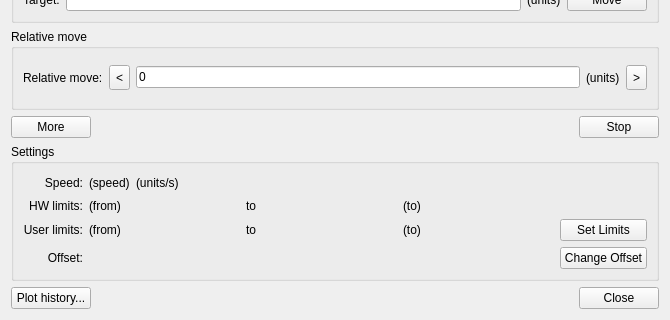
Before: the Qt Designer form nicos_ess/gui/panels/ui_files/motor.ui in ess-dmsc/nicos, drawn with Qt 5; both pictures show x 0 to 670 and y 159 to 479 of the 670 by 479 pixel window.
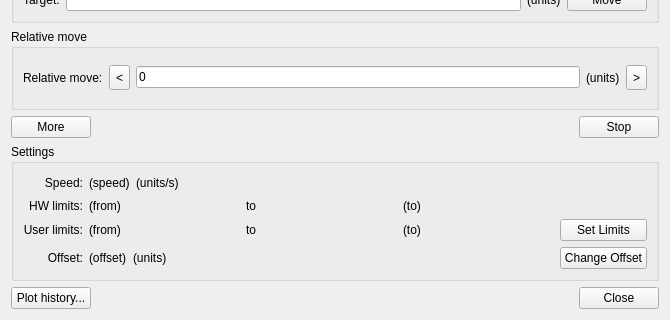
After: the same form once the commit is applied. Icons and pictures are not drawn. Custom widgets are drawn as their Qt base class.

Commit message: add units to offset

What changed in the file:
```diff
--- a/nicos_ess/gui/panels/ui_files/motor.ui
+++ b/nicos_ess/gui/panels/ui_files/motor.ui
@@ -428,11 +428,35 @@
          </layout>
         </item>
         <item row="3" column="2">
+         <layout class="QHBoxLayout" name="horizontalLayout_8">
+          <item>
          <widget class="QLabel" name="txt_offset">
           <property name="text">
-           <string/>
-          </property>
-         </widget>
+             <string>(offset)</string>
+            </property>
+           </widget>
+          </item>
+          <item>
+           <widget class="QLabel" name="txt_offset_units">
+            <property name="text">
+             <string>(units)</string>
+            </property>
+           </widget>
+          </item>
+          <item>
+           <spacer name="horizontalSpacer_4">
+            <property name="orientation">
+             <enum>Qt::Orientation::Horizontal</enum>
+            </property>
+            <property name="sizeHint" stdset="0">
+             <size>
+              <width>40</width>
+              <height>20</height>
+             </size>
+            </property>
+           </spacer>
+          </item>
+         </layout>
         </item>
        </layout>
       </item>
```
Lines whose indentation alone changed are shown as unchanged. The commit also changes 1 other file.
